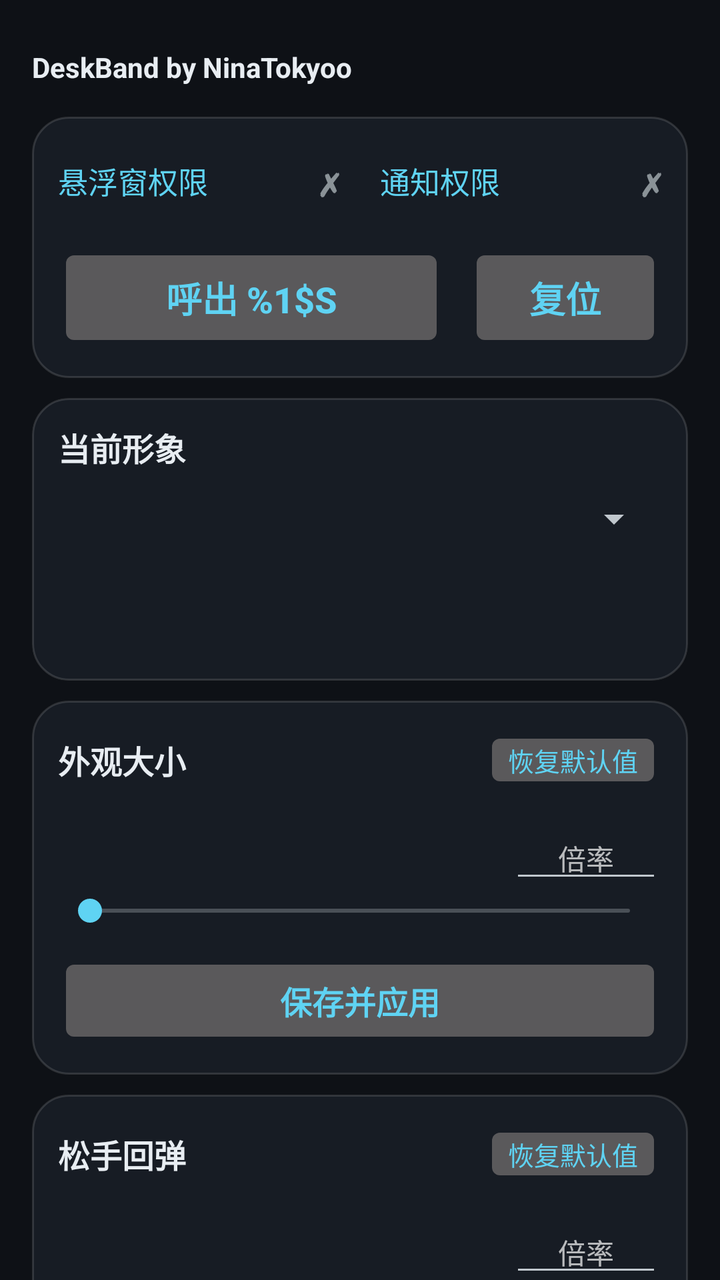
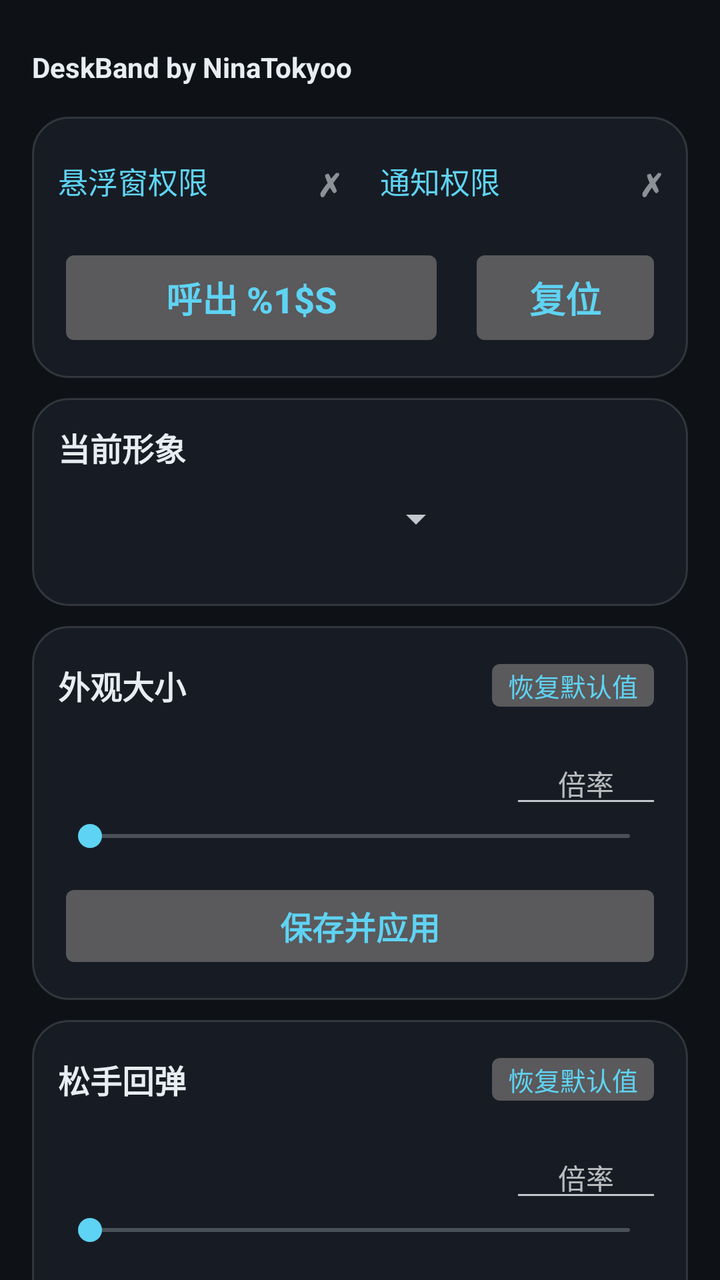

The first picture is an Android layout as it rendered before a commit; the second is the same layout after the commit. The layout source and the unified diff follow.
<!-- AndroidManifest.xml: application theme AppTheme -->
<!-- res/layout/activity_main.xml -->
<?xml version="1.0" encoding="utf-8"?>
<ScrollView xmlns:android="http://schemas.android.com/apk/res/android"
    android:id="@+id/root"
    android:layout_width="match_parent"
    android:layout_height="match_parent"
    android:fillViewport="true"
    android:focusableInTouchMode="true"
    android:background="@color/bg"
    android:scrollbars="none">

    <LinearLayout
        android:layout_width="match_parent"
        android:layout_height="wrap_content"
        android:orientation="vertical"
        android:paddingTop="8dp"
        android:paddingBottom="28dp">

        
        <TextView
            android:id="@+id/txtTitle"
            android:layout_width="match_parent"
            android:layout_height="wrap_content"
            android:layout_marginStart="16dp"
            android:layout_marginEnd="16dp"
            android:layout_marginTop="18dp"
            android:layout_marginBottom="6dp"
            android:maxLines="1"
            android:includeFontPadding="false"
            android:text="@string/ui_title"
            android:textColor="@color/text_primary"
            android:textStyle="bold" />

        
        <LinearLayout style="@style/Card" android:tag="card" android:layout_marginStart="16dp" android:layout_marginEnd="16dp">

            
            <LinearLayout
                android:layout_width="match_parent"
                android:layout_height="wrap_content"
                android:orientation="horizontal"
                android:baselineAligned="false">

                <LinearLayout
                    android:id="@+id/rowOverlay"
                    android:layout_width="0dp"
                    android:layout_height="wrap_content"
                    android:layout_weight="1"
                    android:orientation="horizontal"
                    android:gravity="center_vertical"
                    android:background="?android:attr/selectableItemBackground"
                    android:paddingTop="8dp"
                    android:paddingBottom="8dp">

                    <TextView
                        android:id="@+id/txtPermOverlay"
                        android:layout_width="0dp"
                        android:layout_height="wrap_content"
                        android:layout_weight="1"
                        android:maxLines="1"
                        android:ellipsize="end"
                        android:text="@string/perm_overlay"
                        android:textColor="@color/accent"
                        android:textSize="15sp" />

                    <TextView
                        android:id="@+id/markOverlay"
                        android:layout_width="wrap_content"
                        android:layout_height="wrap_content"
                        android:layout_marginStart="6dp"
                        android:textSize="16sp"
                        android:textStyle="bold"
                        android:text="@string/perm_missing_mark" />
                </LinearLayout>

                <LinearLayout
                    android:id="@+id/rowNotify"
                    android:layout_width="0dp"
                    android:layout_height="wrap_content"
                    android:layout_weight="1"
                    android:layout_marginStart="20dp"
                    android:orientation="horizontal"
                    android:gravity="center_vertical"
                    android:background="?android:attr/selectableItemBackground"
                    android:paddingTop="8dp"
                    android:paddingBottom="8dp">

                    <TextView
                        android:id="@+id/txtPermNotify"
                        android:layout_width="0dp"
                        android:layout_height="wrap_content"
                        android:layout_weight="1"
                        android:maxLines="1"
                        android:ellipsize="end"
                        android:text="@string/perm_notify"
                        android:textColor="@color/accent"
                        android:textSize="15sp" />

                    <TextView
                        android:id="@+id/markNotify"
                        android:layout_width="wrap_content"
                        android:layout_height="wrap_content"
                        android:layout_marginStart="6dp"
                        android:textSize="16sp"
                        android:textStyle="bold"
                        android:text="@string/perm_missing_mark" />
                </LinearLayout>
            </LinearLayout>

            
            <LinearLayout
                android:layout_width="match_parent"
                android:layout_height="wrap_content"
                android:layout_marginTop="12dp"
                android:orientation="horizontal"
                android:baselineAligned="false">

                <Button
                    android:id="@+id/btnToggle"
                    style="@style/BigButton"
                    android:layout_width="0dp"
                    android:layout_height="match_parent"
                    android:layout_weight="2"
                    android:layout_marginTop="0dp"
                    android:maxLines="1"
                    android:ellipsize="end"
                    android:text="@string/btn_summon" />

                <Button
                    android:id="@+id/btnReset"
                    style="@style/BigButton"
                    android:layout_width="0dp"
                    android:layout_height="match_parent"
                    android:layout_weight="1"
                    android:layout_marginTop="0dp"
                    android:layout_marginStart="12dp"
                    android:maxLines="1"
                    android:text="@string/btn_reset" />
            </LinearLayout>
        </LinearLayout>

        
        <LinearLayout
            style="@style/Card"
            android:tag="card"
            android:clipToOutline="true"
            android:layout_marginStart="16dp"
            android:layout_marginEnd="16dp">

            <FrameLayout
                android:layout_width="match_parent"
                android:layout_height="wrap_content">

                <LinearLayout
                    android:layout_width="match_parent"
                    android:layout_height="wrap_content"
                    android:orientation="vertical">

                    <TextView
                        style="@style/CardTitle"
                        android:text="@string/section_skin" />

                    <Spinner
                        android:id="@+id/spinnerSkin"
                        android:layout_width="match_parent"
                        android:layout_height="wrap_content"
                        android:layout_marginTop="12dp" />
                </LinearLayout>

                
                <ImageView
                    android:id="@+id/imgCornerPreview"
                    android:layout_width="128dp"
                    android:layout_height="128dp"
                    android:layout_gravity="end|bottom"
                    android:layout_marginEnd="-13dp"
                    android:layout_marginBottom="-13dp"
                    android:scaleType="fitEnd"
                    android:clickable="false"
                    android:focusable="false"
                    android:importantForAccessibility="no" />
            </FrameLayout>
        </LinearLayout>

        
        <LinearLayout style="@style/Card" android:tag="card" android:layout_marginStart="16dp" android:layout_marginEnd="16dp">

            <LinearLayout style="@style/CardTitleRow">

                <TextView
                    style="@style/CardTitle"
                    android:layout_width="0dp"
                    android:layout_weight="1"
                    android:text="@string/section_look" />

                <Button
                    android:id="@+id/btnResetSize"
                    style="@style/CardAction"
                    android:text="@string/restore_default" />
            </LinearLayout>

            
            <LinearLayout
                android:layout_width="match_parent"
                android:layout_height="wrap_content"
                android:layout_marginTop="12dp"
                android:orientation="horizontal"
                android:gravity="center_vertical">

                <TextView
                    android:id="@+id/txtSize"
                    android:layout_width="0dp"
                    android:layout_height="wrap_content"
                    android:layout_weight="1"
                    android:maxLines="1"
                    android:ellipsize="end"
                    android:textColor="@color/text_secondary"
                    android:textSize="13sp" />

                <EditText
                    android:id="@+id/editSize"
                    android:layout_width="76dp"
                    android:layout_height="wrap_content"
                    android:layout_marginStart="10dp"
                    android:inputType="numberDecimal"
                    android:imeOptions="actionDone"
                    android:maxLength="5"
                    android:textSize="14sp"
                    android:gravity="center"
                    android:hint="@string/size_input" />
            </LinearLayout>

            <SeekBar
                android:id="@+id/seekSize"
                android:layout_width="match_parent"
                android:layout_height="wrap_content" />

            <Button
                android:id="@+id/btnSaveSize"
                style="@style/PrimaryButton"
                android:text="@string/save_apply" />
        </LinearLayout>

        
        <LinearLayout style="@style/Card" android:tag="card" android:layout_marginStart="16dp" android:layout_marginEnd="16dp">

            <LinearLayout style="@style/CardTitleRow">

                <TextView
                    style="@style/CardTitle"
                    android:layout_width="0dp"
                    android:layout_weight="1"
                    android:text="@string/section_bounce" />

                <Button
                    android:id="@+id/btnResetBounce"
                    style="@style/CardAction"
                    android:text="@string/restore_default" />
            </LinearLayout>

            
            <LinearLayout
                android:layout_width="match_parent"
                android:layout_height="wrap_content"
                android:layout_marginTop="12dp"
                android:orientation="horizontal"
                android:gravity="center_vertical">

                <TextView
                    android:id="@+id/txtBounceAmp"
                    android:layout_width="0dp"
                    android:layout_height="wrap_content"
                    android:layout_weight="1"
                    android:maxLines="1"
                    android:ellipsize="end"
                    android:textColor="@color/text_secondary"
                    android:textSize="13sp" />

                <EditText
                    android:id="@+id/editBounceAmp"
                    android:layout_width="76dp"
                    android:layout_height="wrap_content"
                    android:layout_marginStart="10dp"
                    android:inputType="numberDecimal"
                    android:imeOptions="actionDone"
                    android:maxLength="5"
                    android:textSize="14sp"
                    android:gravity="center"
                    android:hint="@string/bounce_amp_input" />
            </LinearLayout>

            <SeekBar
                android:id="@+id/seekBounceAmp"
                android:layout_width="match_parent"
                android:layout_height="wrap_content" />

            
            <LinearLayout
                android:layout_width="match_parent"
                android:layout_height="wrap_content"
                android:layout_marginTop="8dp"
                android:orientation="horizontal"
                android:gravity="center_vertical">

                <TextView
                    android:id="@+id/txtBounceMs"
                    android:layout_width="0dp"
                    android:layout_height="wrap_content"
                    android:layout_weight="1"
                    android:maxLines="1"
                    android:ellipsize="end"
                    android:textColor="@color/text_secondary"
                    android:textSize="13sp" />

                <EditText
                    android:id="@+id/editBounceMs"
                    android:layout_width="76dp"
                    android:layout_height="wrap_content"
                    android:layout_marginStart="10dp"
                    android:inputType="numberDecimal"
                    android:imeOptions="actionDone"
                    android:maxLength="5"
                    android:textSize="14sp"
                    android:gravity="center"
                    android:hint="@string/bounce_ms_input" />
            </LinearLayout>

            <SeekBar
                android:id="@+id/seekBounceMs"
                android:layout_width="match_parent"
                android:layout_height="wrap_content" />

            <Button
                android:id="@+id/btnSaveBounce"
                style="@style/PrimaryButton"
                android:text="@string/save_apply" />
        </LinearLayout>

        
        <LinearLayout style="@style/Card" android:tag="card" android:layout_marginStart="16dp" android:layout_marginEnd="16dp">

            <TextView
                style="@style/CardTitle"
                android:text="@string/section_notify" />

            <EditText
                android:id="@+id/editNotify"
                android:layout_width="match_parent"
                android:layout_height="wrap_content"
                android:layout_marginTop="12dp"
                android:inputType="text"
                android:imeOptions="actionDone"
                android:maxLength="40"
                android:maxLines="2"
                android:textSize="15sp"
                android:hint="@string/notify_input" />

            <TextView
                android:id="@+id/txtNotifyCount"
                android:layout_width="match_parent"
                android:layout_height="wrap_content"
                android:layout_marginTop="4dp"
                android:textColor="@color/text_secondary"
                android:textSize="12sp" />

            <Button
                android:id="@+id/btnSaveNotify"
                style="@style/PrimaryButton"
                android:layout_marginTop="10dp"
                android:text="@string/save_apply" />
        </LinearLayout>

        
        <LinearLayout
            style="@style/Card"
            android:tag="card"
            android:layout_marginStart="16dp"
            android:layout_marginEnd="16dp">

            <TextView
                style="@style/CardTitle"
                android:text="@string/section_theme" />

            <Spinner
                android:id="@+id/spinnerTheme"
                android:layout_width="match_parent"
                android:layout_height="wrap_content"
                android:layout_marginTop="12dp" />
        </LinearLayout>
    </LinearLayout>
</ScrollView>
<!-- resources referenced by this layout -->
<resources>
  <color name="accent">#5FD3F3</color>
  <color name="bg">#0E1116</color>
  <color name="text_primary">#E8EDF2</color>
  <color name="text_secondary">#93A1B0</color>
  <string name="bounce_amp_input">倍率</string>
  <string name="bounce_ms_input">倍率</string>
  <string name="btn_reset">复位</string>
  <string name="btn_summon">呼出 %1$s</string>
  <string name="notify_input">留空使用默认文案</string>
  <string name="perm_missing_mark">✗</string>
  <string name="perm_notify">通知权限</string>
  <string name="perm_overlay">悬浮窗权限</string>
  <string name="restore_default">恢复默认值</string>
  <string name="save_apply">保存并应用</string>
  <string name="section_bounce">松手回弹</string>
  <string name="section_look">外观大小</string>
  <string name="section_notify">通知栏内容</string>
  <string name="section_skin">当前形象</string>
  <string name="section_theme">外观模式</string>
  <string name="size_input">倍率</string>
  <string name="ui_title">DeskBand by NinaTokyoo</string>
  <style name="BigButton" parent="PrimaryButton">
          <item name="android:textSize">18sp</item>
          <item name="android:paddingTop">14dp</item>
          <item name="android:paddingBottom">14dp</item>
          <item name="android:layout_marginTop">12dp</item>
      </style>
  <style name="Card">
          <item name="android:layout_width">match_parent</item>
          <item name="android:layout_height">wrap_content</item>
          <item name="android:orientation">vertical</item>
          <item name="android:background">@drawable/card_bg</item>
          <item name="android:padding">13dp</item>
          <item name="android:layout_marginTop">10dp</item>
      </style>
  <style name="CardTitle">
          <item name="android:layout_width">wrap_content</item>
          <item name="android:layout_height">wrap_content</item>
          <item name="android:textColor">@color/text_primary</item>
          <item name="android:textSize">16sp</item>
          <item name="android:textStyle">bold</item>
      </style>
  <style name="CardTitleRow">
          <item name="android:layout_width">match_parent</item>
          <item name="android:layout_height">wrap_content</item>
          <item name="android:orientation">horizontal</item>
          <item name="android:gravity">center_vertical</item>
      </style>
  <style name="PrimaryButton">
          <item name="android:layout_width">match_parent</item>
          <item name="android:layout_height">wrap_content</item>
          <item name="android:layout_marginTop">12dp</item>
          <item name="android:textColor">@color/accent</item>
          <item name="android:textSize">16sp</item>
          <item name="android:textStyle">bold</item>
          <item name="android:paddingTop">11dp</item>
          <item name="android:paddingBottom">11dp</item>
          <item name="android:stateListAnimator">@null</item>
      </style>
  <style name="AppTheme" parent="@android:style/Theme.DeviceDefault.NoActionBar">
          <item name="android:windowBackground">@color/bg</item>
          <item name="android:colorAccent">@color/accent</item>
          <item name="android:statusBarColor">@android:color/transparent</item>
          <item name="android:navigationBarColor">@android:color/transparent</item>
          <item name="android:windowLightStatusBar">false</item>
      </style>
  <!-- drawable card_bg (drawable) -->
  <?xml version="1.0" encoding="utf-8"?>
  <shape xmlns:android="http://schemas.android.com/apk/res/android"
      android:shape="rectangle">
      <solid android:color="@color/card" />
      <corners android:radius="18dp" />
      <stroke android:width="1dp" android:color="@color/card_stroke" />
  </shape>
  <color name="card">#171C24</color>
  <color name="card_stroke">#22FFFFFF</color>
  <!-- unchanged entries left out for length: 1 -->
</resources>

<!-- the commit's change to res/layout/activity_main.xml (unified diff, before → after) -->
@@ -142,6 +142,7 @@
         <LinearLayout
             style="@style/Card"
             android:tag="card"
+            android:padding="0dp"
             android:clipToOutline="true"
             android:layout_marginStart="16dp"
             android:layout_marginEnd="16dp">
@@ -153,7 +154,8 @@
                 <LinearLayout
                     android:layout_width="match_parent"
                     android:layout_height="wrap_content"
-                    android:orientation="vertical">
+                    android:orientation="vertical"
+                    android:padding="13dp">
 
                     <TextView
                         style="@style/CardTitle"
@@ -163,18 +165,18 @@
                         android:id="@+id/spinnerSkin"
                         android:layout_width="match_parent"
                         android:layout_height="wrap_content"
-                        android:layout_marginTop="12dp" />
+                        android:layout_marginTop="12dp"
+                        android:layout_marginEnd="99dp"
+                        android:popupAnimationStyle="@style/SpinnerPopupAnim" />
                 </LinearLayout>
 
                 
                 <ImageView
                     android:id="@+id/imgCornerPreview"
-                    android:layout_width="128dp"
-                    android:layout_height="128dp"
+                    android:layout_width="104dp"
+                    android:layout_height="104dp"
                     android:layout_gravity="end|bottom"
-                    android:layout_marginEnd="-13dp"
-                    android:layout_marginBottom="-13dp"
-                    android:scaleType="fitEnd"
+                    android:scaleType="matrix"
                     android:clickable="false"
                     android:focusable="false"
                     android:importantForAccessibility="no" />
@@ -384,7 +386,8 @@
                 android:id="@+id/spinnerTheme"
                 android:layout_width="match_parent"
                 android:layout_height="wrap_content"
-                android:layout_marginTop="12dp" />
+                android:layout_marginTop="12dp"
+                android:popupAnimationStyle="@style/SpinnerPopupAnim" />
         </LinearLayout>
     </LinearLayout>
 </ScrollView>
<!-- resource entries referenced after the edit -->
@@ -59,6 +59,10 @@
           <item name="android:paddingBottom">11dp</item>
           <item name="android:stateListAnimator">@null</item>
       </style>
+  <style name="SpinnerPopupAnim">
+          <item name="android:windowEnterAnimation">@android:anim/fade_in</item>
+          <item name="android:windowExitAnimation">@android:anim/fade_out</item>
+      </style>
   <style name="AppTheme" parent="@android:style/Theme.DeviceDefault.NoActionBar">
           <item name="android:windowBackground">@color/bg</item>
           <item name="android:colorAccent">@color/accent</item>
